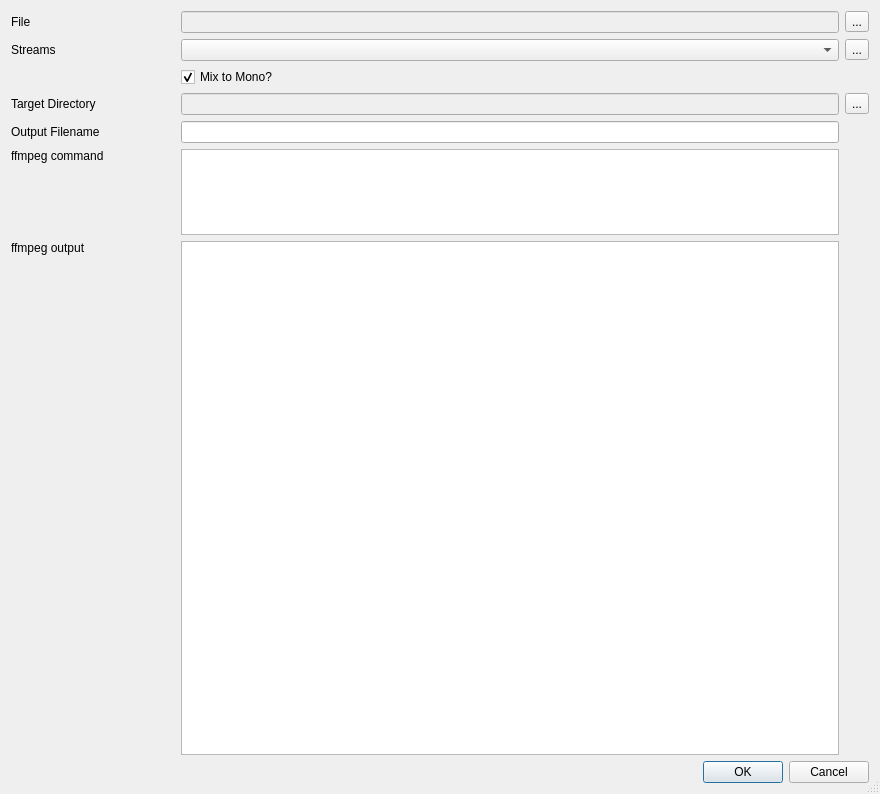
This is src/main/python/ui/extract.ui in 3ll3d00d/beqdesigner as Qt 5 draws it before an edit. The edited form follows.
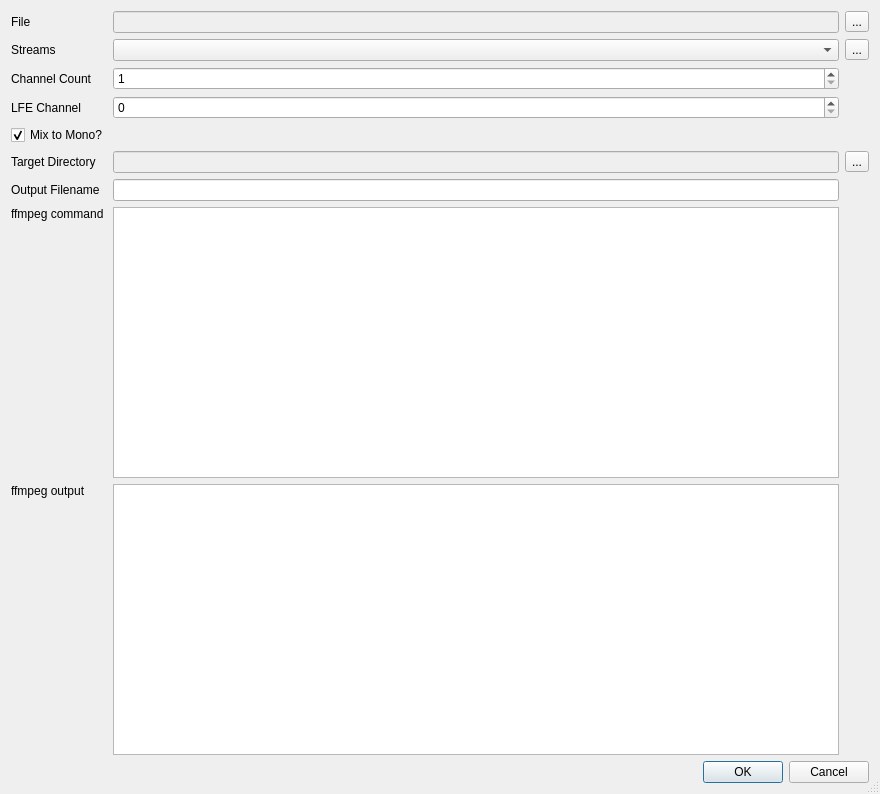
This is the edited form.

Commit message: When extracting audio, if the channel_layout is not available from ffprobe then fallback to guessing at the channel layout based on channel count (as per #8) & also allow the user to override the selected layout if they want to

Patch:
```diff
--- a/src/main/python/ui/extract.ui
+++ b/src/main/python/ui/extract.ui
@@ -24,24 +24,7 @@
   </property>
   <layout class="QVBoxLayout" name="boxLayout">
    <item>
-    <layout class="QGridLayout" name="gridLayout" rowstretch="1,1,1,1,1,1,6" columnstretch="1,4,0">
-     <item row="1" column="1">
-      <widget class="QComboBox" name="audioStreams"/>
-     </item>
-     <item row="0" column="1">
-      <widget class="QLineEdit" name="inputFile">
-       <property name="enabled">
-        <bool>false</bool>
-       </property>
-      </widget>
-     </item>
-     <item row="0" column="0">
-      <widget class="QLabel" name="inputFileLabel">
-       <property name="text">
-        <string>File</string>
-       </property>
-      </widget>
-     </item>
+    <layout class="QGridLayout" name="gridLayout" rowstretch="1,0,0,0,0,0,0,0,0,0" columnstretch="0,0,0">
      <item row="0" column="2">
       <widget class="QToolButton" name="inputFilePicker">
        <property name="text">
@@ -49,6 +32,9 @@
        </property>
       </widget>
      </item>
+     <item row="7" column="1">
+      <widget class="QLineEdit" name="outputFilename"/>
+     </item>
      <item row="1" column="0">
       <widget class="QLabel" name="streamsLabel">
        <property name="text">
@@ -56,17 +42,14 @@
        </property>
       </widget>
      </item>
-     <item row="4" column="1">
-      <widget class="QLineEdit" name="outputFilename"/>
-     </item>
-     <item row="3" column="2">
-      <widget class="QToolButton" name="targetDirPicker">
+     <item row="0" column="0">
+      <widget class="QLabel" name="inputFileLabel">
        <property name="text">
-        <string>...</string>
+        <string>File</string>
        </property>
       </widget>
      </item>
-     <item row="6" column="1">
+     <item row="9" column="1">
       <widget class="QPlainTextEdit" name="ffmpegOutput">
        <property name="enabled">
         <bool>true</bool>
@@ -84,6 +67,13 @@
        </property>
       </widget>
      </item>
+     <item row="6" column="2">
+      <widget class="QToolButton" name="targetDirPicker">
+       <property name="text">
+        <string>...</string>
+       </property>
+      </widget>
+     </item>
      <item row="1" column="2">
       <widget class="QToolButton" name="showProbeButton">
        <property name="text">
@@ -91,41 +81,21 @@
        </property>
       </widget>
      </item>
-     <item row="2" column="1">
-      <widget class="QCheckBox" name="monoMix">
+     <item row="6" column="1">
+      <widget class="QLineEdit" name="targetDir">
        <property name="enabled">
-        <bool>true</bool>
-       </property>
-       <property name="text">
-        <string>Mix to Mono?</string>
-       </property>
-       <property name="checked">
-        <bool>true</bool>
+        <bool>false</bool>
        </property>
       </widget>
      </item>
-     <item row="4" column="0">
+     <item row="7" column="0">
       <widget class="QLabel" name="outputFilenameLabel">
        <property name="text">
         <string>Output Filename</string>
        </property>
       </widget>
      </item>
-     <item row="3" column="1">
-      <widget class="QLineEdit" name="targetDir">
-       <property name="enabled">
-        <bool>false</bool>
-       </property>
-      </widget>
-     </item>
-     <item row="3" column="0">
-      <widget class="QLabel" name="targetDirectoryLabel">
-       <property name="text">
-        <string>Target Directory</string>
-       </property>
-      </widget>
-     </item>
-     <item row="5" column="1">
+     <item row="8" column="1">
       <widget class="QPlainTextEdit" name="ffmpegCommandLine">
        <property name="enabled">
         <bool>true</bool>
@@ -140,7 +110,7 @@
        </property>
       </widget>
      </item>
-     <item row="6" column="0">
+     <item row="9" column="0">
       <widget class="QLabel" name="ffmpegOutputLabel">
        <property name="text">
         <string>ffmpeg output</string>
@@ -150,7 +120,7 @@
        </property>
       </widget>
      </item>
-     <item row="5" column="0">
+     <item row="8" column="0">
       <widget class="QLabel" name="ffmpegCommandLabel">
        <property name="text">
         <string>ffmpeg command </string>
@@ -160,6 +130,67 @@
        </property>
       </widget>
      </item>
+     <item row="6" column="0">
+      <widget class="QLabel" name="targetDirectoryLabel">
+       <property name="text">
+        <string>Target Directory</string>
+       </property>
+      </widget>
+     </item>
+     <item row="0" column="1">
+      <widget class="QLineEdit" name="inputFile">
+       <property name="enabled">
+        <bool>false</bool>
+       </property>
+      </widget>
+     </item>
+     <item row="1" column="1">
+      <widget class="QComboBox" name="audioStreams"/>
+     </item>
+     <item row="4" column="0">
+      <widget class="QLabel" name="lfeChannelIndexLabel">
+       <property name="text">
+        <string>LFE Channel</string>
+       </property>
+      </widget>
+     </item>
+     <item row="3" column="1">
+      <widget class="QSpinBox" name="channelCount">
+       <property name="minimum">
+        <number>1</number>
+       </property>
+      </widget>
+     </item>
+     <item row="3" column="0">
+      <widget class="QLabel" name="channelCountLabel">
+       <property name="text">
+        <string>Channel Count</string>
+       </property>
+      </widget>
+     </item>
+     <item row="4" column="1">
+      <widget class="QSpinBox" name="lfeChannelIndex">
+       <property name="toolTip">
+        <string>0 = No LFE</string>
+       </property>
+       <property name="minimum">
+        <number>0</number>
+       </property>
+      </widget>
+     </item>
+     <item row="5" column="0" colspan="3">
+      <widget class="QCheckBox" name="monoMix">
+       <property name="enabled">
+        <bool>true</bool>
+       </property>
+       <property name="text">
+        <string>Mix to Mono?</string>
+       </property>
+       <property name="checked">
+        <bool>true</bool>
+       </property>
+      </widget>
+     </item>
     </layout>
    </item>
    <item>
```
Left out of the diff: 48 changed lines with no effect on the pictures. The commit also changes 2 other files.
